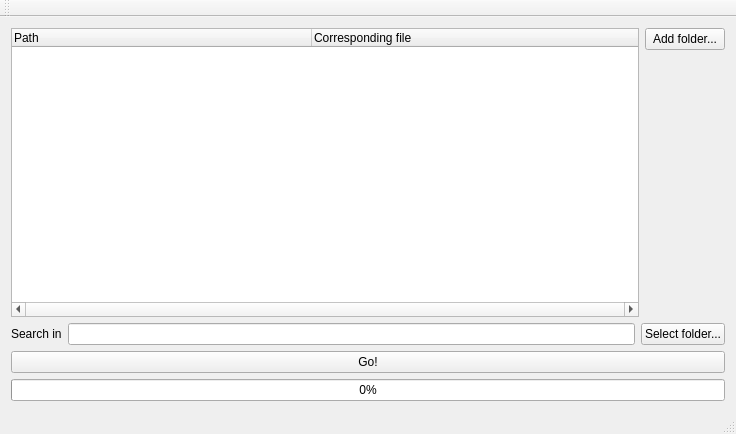
The window that src/mainwindow.ui (c90adventures/file_backup) describes before a commit, drawn with Qt 5.
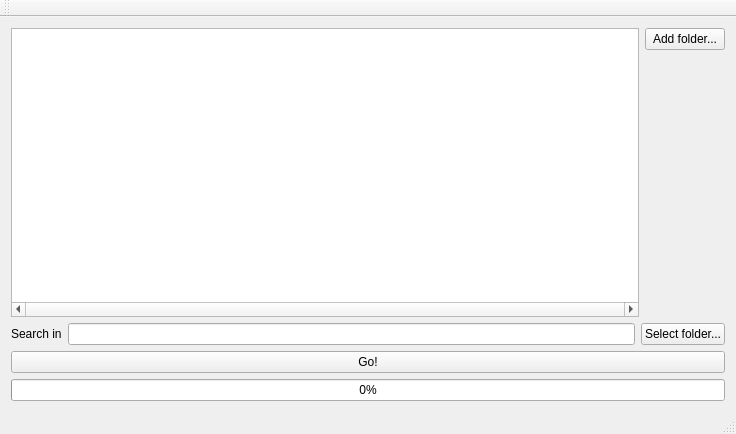
The same window after the commit.

```diff
--- a/src/mainwindow.ui
+++ b/src/mainwindow.ui
@@ -20,8 +20,15 @@
       <property name="sizeConstraint">
        <enum>QLayout::SetNoConstraint</enum>
       </property>
+      <item row="0" column="2">
+       <widget class="QPushButton" name="pb_addFolderContents">
+        <property name="text">
+         <string>Add folder...</string>
+        </property>
+       </widget>
+      </item>
       <item row="0" column="0" rowspan="3" colspan="2">
-       <widget class="QTreeWidget" name="treeWidget">
+       <widget class="QTreeView" name="treeView">
         <property name="sizePolicy">
          <sizepolicy hsizetype="Expanding" vsizetype="Expanding">
           <horstretch>0</horstretch>
@@ -30,29 +37,6 @@
         </property>
         <property name="horizontalScrollBarPolicy">
          <enum>Qt::ScrollBarAlwaysOn</enum>
-        </property>
-        <property name="columnCount">
-         <number>2</number>
-        </property>
-        <attribute name="headerDefaultSectionSize">
-         <number>300</number>
-        </attribute>
-        <column>
-         <property name="text">
-          <string>Path</string>
-         </property>
-        </column>
-        <column>
-         <property name="text">
-          <string>Corresponding file</string>
-         </property>
-        </column>
-       </widget>
-      </item>
-      <item row="0" column="2">
-       <widget class="QPushButton" name="pb_addFolderContents">
-        <property name="text">
-         <string>Add folder...</string>
         </property>
        </widget>
       </item>
```
